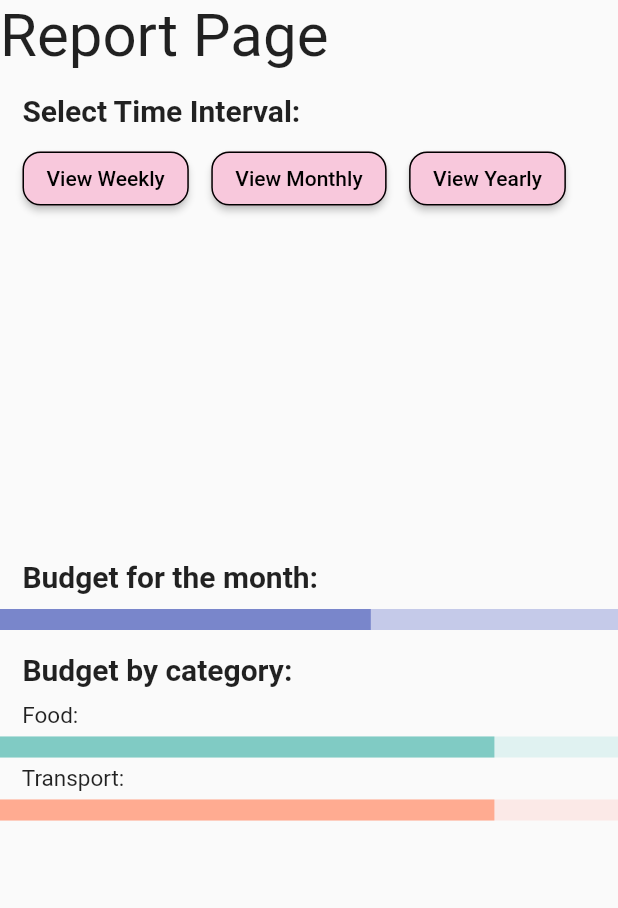
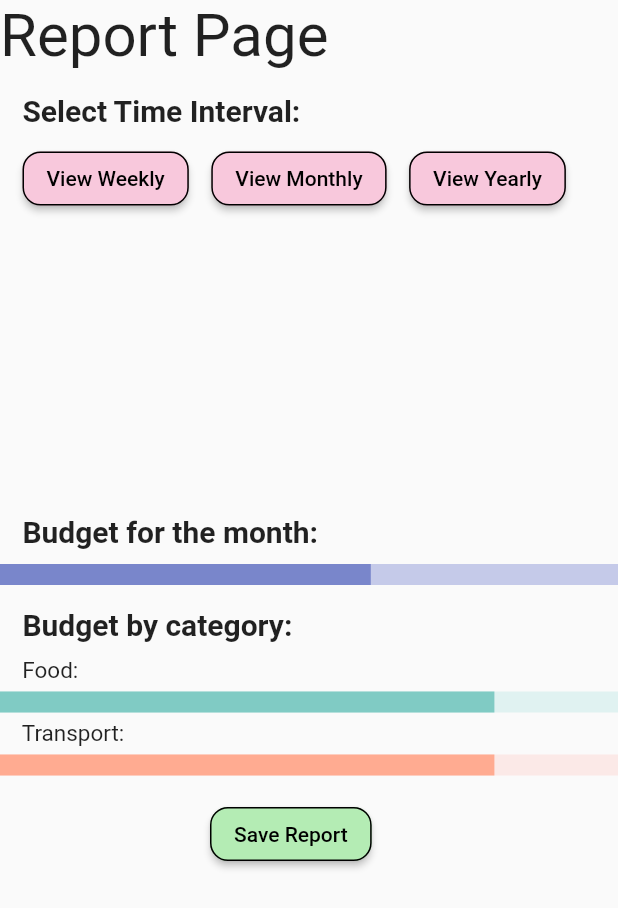
Before and after one commit to hoanghd2000/CZ3002_Pi007, a Flutter app: the ReportPage screen opened directly, on a phone screen of 412 x 824 dp. Shown: the top 908 px of the screen. Run offline on Flutter 3.47's test engine with Material 2 defaults, Android fonts, the phone set to English and light mode, and no system bars; our stand-ins replace grouped_list, sqflite, syncfusion_flutter_datepicker; accounts and stored records are empty.

Commit message:
update report page

```diff
--- a/Pi_007/lib/page/report_page.dart
+++ b/Pi_007/lib/page/report_page.dart
@@ -4,6 +4,7 @@ import 'package:flutter/material.dart';
 class ReportPage extends StatelessWidget{
 
   static const action_button =  Color(0xFFF8C8DC);  //pink
+  static const confirm_button =  Color(0xFFB4ECB4); //green
 
   @override
   Widget build(BuildContext context) => Scaffold(
@@ -64,7 +65,7 @@ class ReportPage extends StatelessWidget{
 
         ],
       ),
-      SizedBox(height:230),
+      SizedBox(height:200),
 
       Text('   Budget for the month:',style: TextStyle(fontSize:20, fontWeight: FontWeight.bold)),
       SizedBox(height:10),
@@ -95,13 +96,31 @@ class ReportPage extends StatelessWidget{
         backgroundColor: Colors.deepOrange[50],
         valueColor: AlwaysStoppedAnimation<Color>(Colors.deepOrange[200],),
       ),
+      SizedBox(height:15),
 
-
-
+      Row(
+          children: <Widget>[
+            SizedBox(width:140),
+            ElevatedButton(
+        onPressed: (){
+          //save report
+        },
+        child: Text('Save Report'),
+        style: ElevatedButton.styleFrom(
+          side: BorderSide(color: Colors.black,),
+          shape: RoundedRectangleBorder(
+              borderRadius: BorderRadius.circular(12)
+        ),
+          primary: confirm_button,  //background
+          onPrimary: Colors.black, //foreground
+        ),
+      ),
 
 
     ]
   )
+  ]
+    )
   );
 
   }
```
